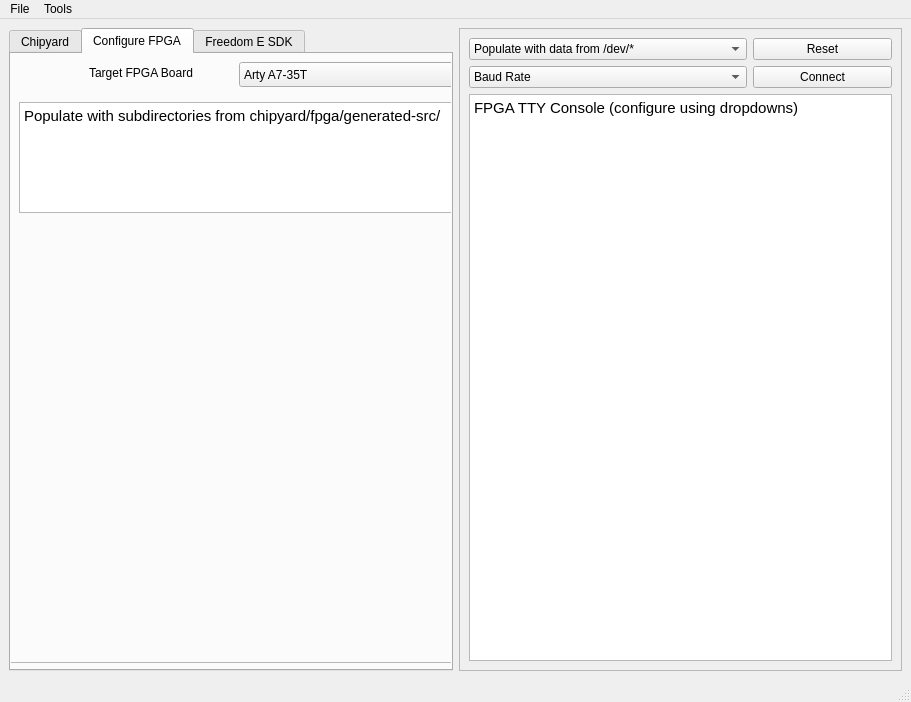
Qt form mainwindow.ui (alexdlukens/chips-gui) before a commit.
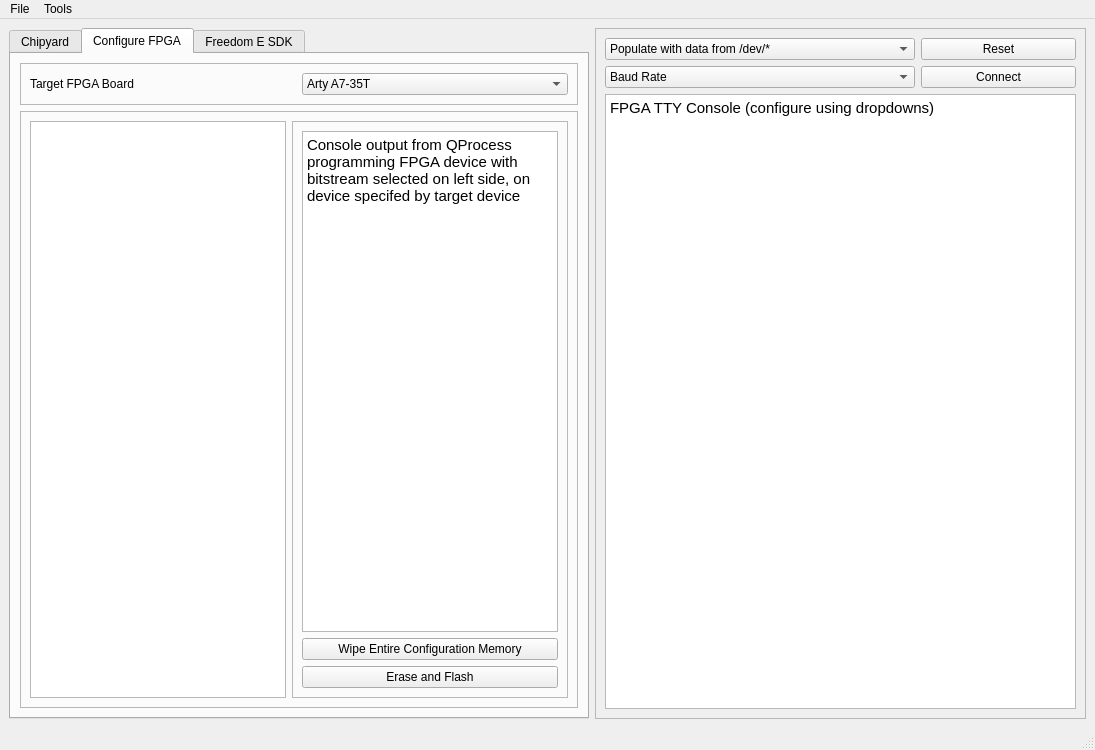
The same form after that commit. The open tabs and pages were chosen to show the change.

Commit message: Did UI prototyping work. No functional improvements yet

```diff
--- a/mainwindow.ui
+++ b/mainwindow.ui
@@ -6,8 +6,8 @@
    <rect>
     <x>0</x>
     <y>0</y>
-    <width>911</width>
-    <height>702</height>
+    <width>1095</width>
+    <height>750</height>
    </rect>
   </property>
   <property name="windowTitle">
@@ -21,7 +21,7 @@
     <bool>false</bool>
    </property>
    <layout class="QGridLayout" name="gridLayout">
-    <item row="1" column="1">
+    <item row="0" column="1">
      <widget class="QFrame" name="frame_4">
       <property name="minimumSize">
        <size>
@@ -89,7 +89,7 @@
       </layout>
      </widget>
     </item>
-    <item row="1" column="0">
+    <item row="0" column="0">
      <widget class="QTabWidget" name="tabWidget">
       <property name="styleSheet">
        <string notr="true"/>
@@ -192,47 +192,34 @@
         </item>
        </layout>
       </widget>
-      <widget class="QWidget" name="tab_2">
+      <widget class="QWidget" name="FPGATabController">
+       <property name="styleSheet">
+        <string notr="true">#FPGATabController {
+	border: 0px;
+}</string>
+       </property>
        <attribute name="title">
         <string>Configure FPGA</string>
        </attribute>
-       <widget class="QFrame" name="frame_3">
-        <property name="geometry">
-         <rect>
-          <x>-2</x>
-          <y>-2</y>
-          <width>491</width>
-          <height>611</height>
-         </rect>
-        </property>
+       <layout class="QVBoxLayout" name="verticalLayout_7">
+        <item>
+         <widget class="QFrame" name="frame_2">
         <property name="frameShape">
          <enum>QFrame::StyledPanel</enum>
         </property>
         <property name="frameShadow">
          <enum>QFrame::Raised</enum>
         </property>
+          <layout class="QHBoxLayout" name="horizontalLayout">
+           <item>
         <widget class="QLabel" name="label">
-         <property name="geometry">
-          <rect>
-           <x>80</x>
-           <y>10</y>
-           <width>131</width>
-           <height>21</height>
-          </rect>
-         </property>
          <property name="text">
           <string>Target FPGA Board</string>
          </property>
         </widget>
+           </item>
+           <item>
         <widget class="QComboBox" name="comboBox">
-         <property name="geometry">
-          <rect>
-           <x>230</x>
-           <y>10</y>
-           <width>231</width>
-           <height>25</height>
-          </rect>
-         </property>
          <property name="editable">
           <bool>false</bool>
          </property>
@@ -256,24 +243,63 @@
           </property>
          </item>
         </widget>
+           </item>
+          </layout>
+         </widget>
+        </item>
+        <item>
+         <widget class="QFrame" name="frame_3">
+          <property name="frameShape">
+           <enum>QFrame::StyledPanel</enum>
+          </property>
+          <property name="frameShadow">
+           <enum>QFrame::Raised</enum>
+          </property>
+          <layout class="QHBoxLayout" name="horizontalLayout_2">
+           <item>
+            <widget class="QTreeView" name="generatedSrcDirTree"/>
+           </item>
+           <item>
+            <widget class="QFrame" name="frame_5">
+             <property name="frameShape">
+              <enum>QFrame::StyledPanel</enum>
+             </property>
+             <property name="frameShadow">
+              <enum>QFrame::Raised</enum>
+             </property>
+             <layout class="QVBoxLayout" name="verticalLayout_5">
+              <item>
         <widget class="QTextBrowser" name="textBrowser_2">
-         <property name="geometry">
-          <rect>
-           <x>10</x>
-           <y>50</y>
-           <width>451</width>
-           <height>111</height>
-          </rect>
-         </property>
          <property name="html">
           <string>&lt;!DOCTYPE HTML PUBLIC &quot;-//W3C//DTD HTML 4.0//EN&quot; &quot;http://www.w3.org/TR/REC-html40/strict.dtd&quot;&gt;
 &lt;html&gt;&lt;head&gt;&lt;meta name=&quot;qrichtext&quot; content=&quot;1&quot; /&gt;&lt;style type=&quot;text/css&quot;&gt;
 p, li { white-space: pre-wrap; }
 &lt;/style&gt;&lt;/head&gt;&lt;body style=&quot; font-family:'Ubuntu'; font-size:11pt; font-weight:400; font-style:normal;&quot;&gt;
-&lt;p style=&quot; margin-top:0px; margin-bottom:0px; margin-left:0px; margin-right:0px; -qt-block-indent:0; text-indent:0px;&quot;&gt;Populate with subdirectories from chipyard/fpga/generated-src/&lt;/p&gt;&lt;/body&gt;&lt;/html&gt;</string>
-         </property>
-        </widget>
-       </widget>
+&lt;p style=&quot; margin-top:0px; margin-bottom:0px; margin-left:0px; margin-right:0px; -qt-block-indent:0; text-indent:0px;&quot;&gt;Console output from QProcess programming FPGA device with bitstream selected on left side, on device specifed by target device&lt;/p&gt;&lt;/body&gt;&lt;/html&gt;</string>
+                </property>
+               </widget>
+              </item>
+              <item>
+               <widget class="QPushButton" name="pushButton_2">
+                <property name="text">
+                 <string>Wipe Entire Configuration Memory</string>
+                </property>
+               </widget>
+              </item>
+              <item>
+               <widget class="QPushButton" name="pushButton">
+                <property name="text">
+                 <string>Erase and Flash</string>
+                </property>
+               </widget>
+              </item>
+             </layout>
+            </widget>
+           </item>
+          </layout>
+         </widget>
+        </item>
+       </layout>
       </widget>
       <widget class="QWidget" name="tab_3">
        <attribute name="title">
@@ -289,7 +315,7 @@
     <rect>
      <x>0</x>
      <y>0</y>
-     <width>911</width>
+     <width>1095</width>
      <height>22</height>
     </rect>
    </property>
```
Left out of the diff: 80 changed lines with no effect on the pictures. Lines whose indentation alone changed are shown as unchanged.
